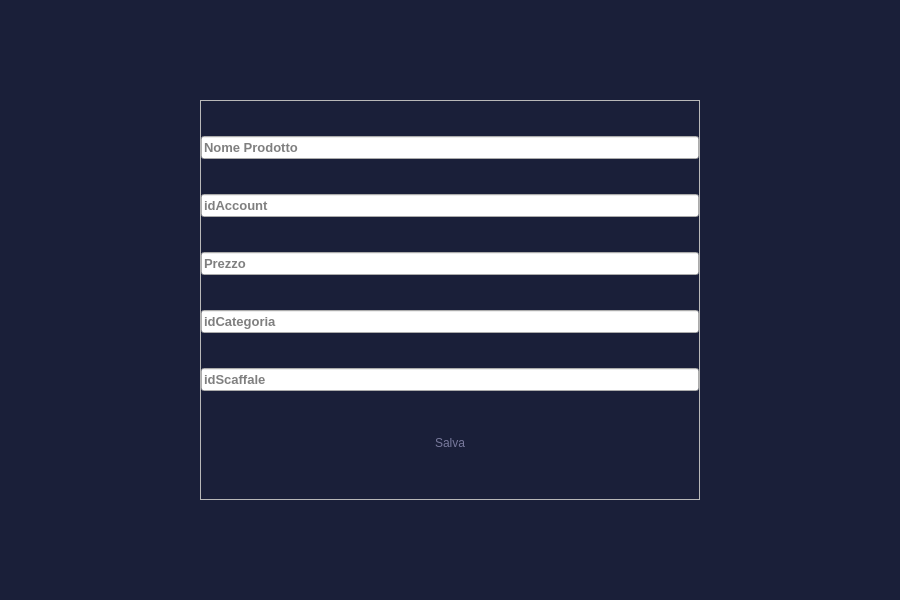
This is NegozioDelUsatoPython/MVC/View/AdminButtonsViews/inserisciProdottoView.ui in LeonUrsu/NegozioDellUsato-ExamIS as Qt 5 draws it before an edit. The edited form follows.
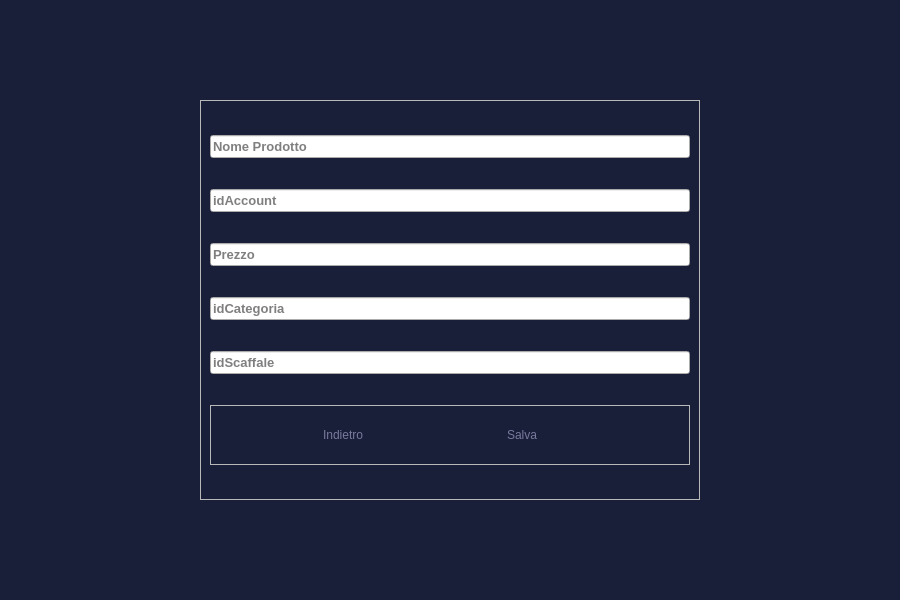
This is the edited form. Icons and pictures are not drawn.

The edit to the form file:
```diff
--- a/NegozioDelUsatoPython/MVC/View/AdminButtonsViews/inserisciProdottoView.ui
+++ b/NegozioDelUsatoPython/MVC/View/AdminButtonsViews/inserisciProdottoView.ui
@@ -33,22 +33,7 @@
      <property name="frameShadow">
       <enum>QFrame::Raised</enum>
      </property>
-     <layout class="QVBoxLayout" name="verticalLayout_11">
-      <property name="spacing">
-       <number>0</number>
-      </property>
-      <property name="leftMargin">
-       <number>0</number>
-      </property>
-      <property name="topMargin">
-       <number>0</number>
-      </property>
-      <property name="rightMargin">
-       <number>0</number>
-      </property>
-      <property name="bottomMargin">
-       <number>0</number>
-      </property>
+     <layout class="QVBoxLayout" name="verticalLayout">
       <item>
        <widget class="QLineEdit" name="nomeLe">
         <property name="font">
@@ -117,8 +102,62 @@
         </property>
        </widget>
       </item>
-      <item alignment="Qt::AlignHCenter">
+      <item>
+       <widget class="QFrame" name="frame">
+        <property name="maximumSize">
+         <size>
+          <width>16777215</width>
+          <height>60</height>
+         </size>
+        </property>
+        <property name="frameShape">
+         <enum>QFrame::StyledPanel</enum>
+        </property>
+        <property name="frameShadow">
+         <enum>QFrame::Raised</enum>
+        </property>
+        <layout class="QHBoxLayout" name="horizontalLayout_2">
+         <item>
+          <widget class="QPushButton" name="indietroBtn">
+           <property name="maximumSize">
+            <size>
+             <width>80</width>
+             <height>16777215</height>
+            </size>
+           </property>
+           <property name="cursor">
+            <cursorShape>PointingHandCursor</cursorShape>
+           </property>
+           <property name="styleSheet">
+            <string notr="true">QPushButton{
+	color:#78799c;
+	background-color:#1a1f39;
+	border-radius: 15px;
+	padding : 10px 5px;
+	text-align:left;
+	padding : 10px 5px;
+	text-align:left;
+	color:#78799c;
+	font: 10pt &quot;Leelawadee UI&quot;;
+}</string>
+           </property>
+           <property name="text">
+            <string>Indietro</string>
+           </property>
+           <property name="icon">
+            <iconset resource="../resources.qrc">
+             <normaloff>:/purpleIcons/assets/#78799c(purple) icons/rewind.svg</normaloff>:/purpleIcons/assets/#78799c(purple) icons/rewind.svg</iconset>
+           </property>
+          </widget>
+         </item>
+         <item>
        <widget class="QPushButton" name="saveBtn">
+           <property name="maximumSize">
+            <size>
+             <width>80</width>
+             <height>16777215</height>
+            </size>
+           </property>
         <property name="cursor">
          <cursorShape>PointingHandCursor</cursorShape>
         </property>
@@ -142,6 +181,9 @@
          <iconset resource="../resources.qrc">
           <normaloff>:/purpleIcons/assets/#78799c(purple) icons/save.svg</normaloff>:/purpleIcons/assets/#78799c(purple) icons/save.svg</iconset>
         </property>
+          </widget>
+         </item>
+        </layout>
        </widget>
       </item>
      </layout>
```
Lines whose indentation alone changed are shown as unchanged.
